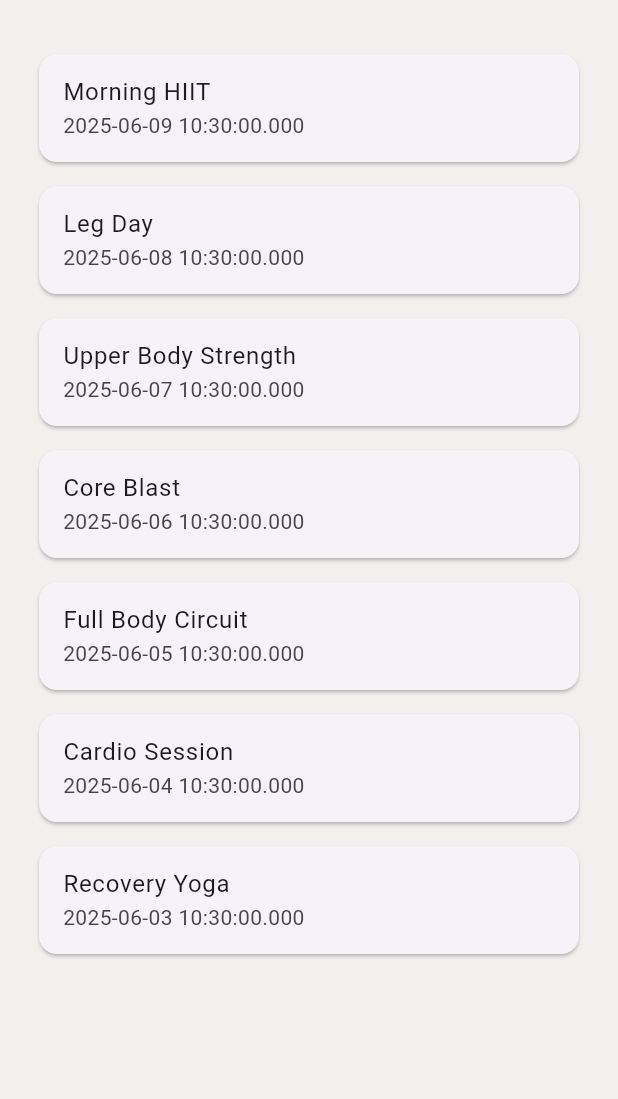
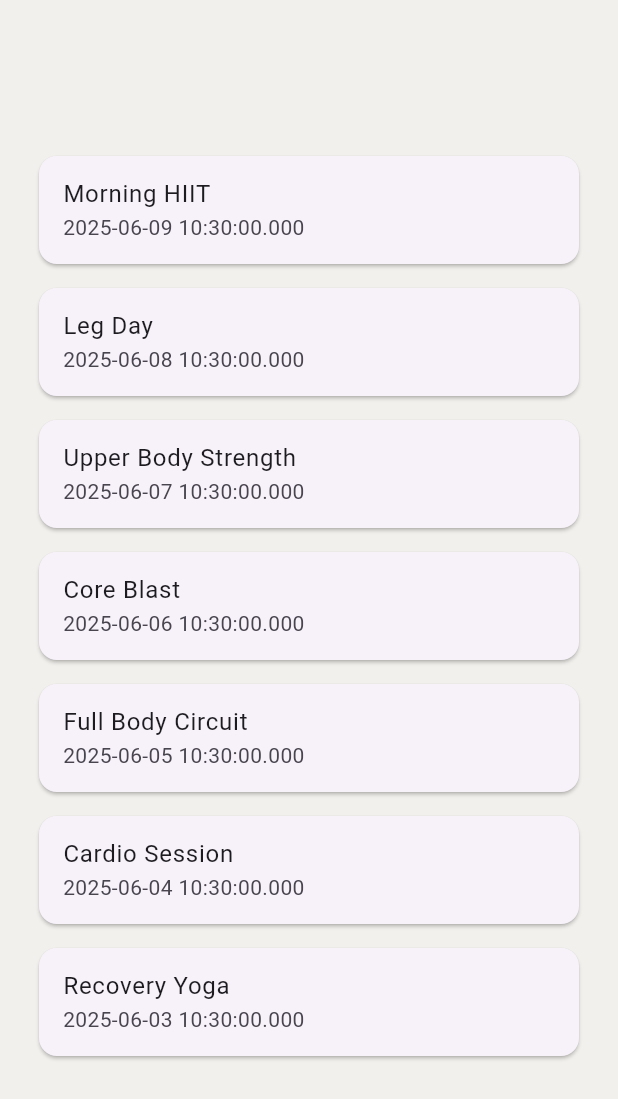
Before and after one commit to Tsames/lograt, a Flutter app: the screen it shows after launch, on a phone screen of 412 x 824 dp. Shown: the top 1099 px of the screen. Run offline on Flutter 3.47's test engine with Material 3 defaults, Android fonts, the light colour scheme and no system bars.

Commit message:
Fixed Home's layout so that the ListView builder displays its contents in the center of the screen.

```diff
--- a/lib/routes/home/home.dart
+++ b/lib/routes/home/home.dart
@@ -10,25 +10,23 @@ class Home extends StatelessWidget {
 
   @override
   Widget build(BuildContext context) {
+    final sortedWorkouts = workouts..sort((a, b) => b.createdOn.compareTo(a.createdOn));
+
     return Scaffold(
-      // appBar: AppBar(title: AppBar(), backgroundColor: AppColors.purple),
       backgroundColor: AppColors.manilla,
       body: Center(
         child: Container(
-          padding: EdgeInsets.symmetric(horizontal: 10, vertical: 20),
+          padding: const EdgeInsets.symmetric(horizontal: 10, vertical: 20),
           child: ListView.builder(
+            shrinkWrap: true,
             padding: const EdgeInsets.all(16),
             itemCount: workouts.length,
             itemBuilder: (context, index) {
-              // Sort workouts by date (most recent first)
-              final sortedWorkouts = workouts..sort((a, b) => b.createdOn.compareTo(a.createdOn));
-              final workout = sortedWorkouts[index];
-
               return Card(
                 margin: const EdgeInsets.only(bottom: 16),
                 child: ListTile(
-                  title: Text(workout.name),
-                  subtitle: Text(workout.createdOn.toString()),
+                  title: Text(sortedWorkouts[index].name),
+                  subtitle: Text(sortedWorkouts[index].createdOn.toString()),
                   onTap: () {
                     // Handle workout selection
                   },
```
